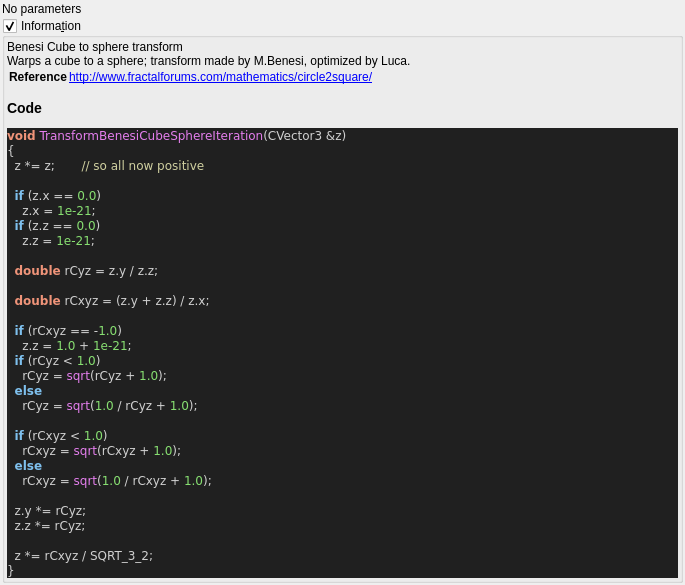
The window that mandelbulber2/qt_data/fractal_transf_benesi_cube_sphere.ui (buddhi1980/mandelbulber2) describes before a commit, drawn with Qt 5.
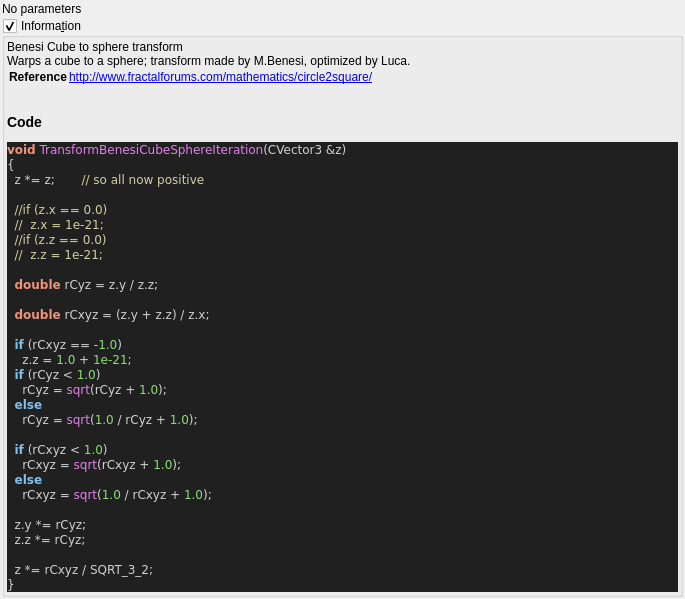
The same window after the commit. Custom widgets are drawn as their Qt base class.

Commit message:
stripped code highlight output to body tag
 the surrounding part (HTML Tag and comment) contained version specific parts.
 Now only the body tag will be written to the ui file,
 so the complete output of populateUiInformation.php should be reproducable.

 Also readded broken symlinks in deploy/share/mandelbulber2

Patch:
```diff
--- a/mandelbulber2/qt_data/fractal_transf_benesi_cube_sphere.ui
+++ b/mandelbulber2/qt_data/fractal_transf_benesi_cube_sphere.ui
@@ -70,24 +70,19 @@
        <widget class="QLabel" name="label_code_content">
         <property name="text">
          <string>&lt;p&gt;Benesi Cube to sphere transform&lt;br&gt;Warps a cube to a sphere; transform made by M.Benesi, optimized by Luca.&lt;/p&gt;&lt;table&gt;
-&lt;tr&gt;&lt;th&gt;Reference&lt;/th&gt;&lt;td&gt;&lt;a href=&quot;http://www.fractalforums.com/mathematics/circle2square/&quot;&gt;http://www.fractalforums.com/mathematics/circle2square/&lt;/a&gt;&lt;/td&gt;&lt;/tr&gt;
+&lt;tr&gt;&lt;th&gt;Reference&lt;/th&gt;&lt;td&gt;&lt;a href=&quot;http://www.fractalforums.com/mathematics/circle2square/&quot;&gt;http://www.fractalforums.com/mathematics/circle2square/&lt;br&gt;
+&lt;/td&gt;&lt;/tr&gt;
 &lt;/table&gt;
 &lt;h3&gt;Code&lt;/h3&gt;
-&lt;!DOCTYPE HTML PUBLIC &quot;-//W3C//DTD HTML 4.0 Transitional//EN&quot;&gt;
-&lt;html&gt;
-&lt;head&gt;
-&lt;meta http-equiv=&quot;content-type&quot; content=&quot;text/html; charset=ISO-8859-1&quot;&gt;
-&lt;title&gt;Source file&lt;/title&gt;
-&lt;/head&gt;
 &lt;body style=&quot;background-color:#202020&quot;&gt;
-&lt;pre style=&quot;color:#d0d0d0; background-color:#202020;  font-family:'Courier New';&quot;&gt;&lt;span style=&quot;color:#f09479; font-weight:bold&quot;&gt;void&lt;/span&gt; &lt;span style=&quot;color:#e47eed&quot;&gt;TransformBenesiCubeSphereIteration&lt;/span&gt;&lt;span style=&quot;color:#d0d0d0&quot;&gt;(&lt;/span&gt;CVector3 &lt;span style=&quot;color:#d0d0d0&quot;&gt;&amp;amp;&lt;/span&gt;z&lt;span style=&quot;color:#d0d0d0&quot;&gt;)&lt;/span&gt;
+&lt;pre style=&quot;color:#d0d0d0; background-color:#202020;  font-family:'Courier New',monospace;&quot;&gt;&lt;span style=&quot;color:#f09479; font-weight:bold&quot;&gt;void&lt;/span&gt; &lt;span style=&quot;color:#e47eed&quot;&gt;TransformBenesiCubeSphereIteration&lt;/span&gt;&lt;span style=&quot;color:#d0d0d0&quot;&gt;(&lt;/span&gt;CVector3 &lt;span style=&quot;color:#d0d0d0&quot;&gt;&amp;amp;&lt;/span&gt;z&lt;span style=&quot;color:#d0d0d0&quot;&gt;)&lt;/span&gt;
 &lt;span style=&quot;color:#d0d0d0&quot;&gt;{&lt;/span&gt;
   z &lt;span style=&quot;color:#d0d0d0&quot;&gt;*=&lt;/span&gt; z&lt;span style=&quot;color:#d0d0d0&quot;&gt;;&lt;/span&gt;       &lt;span style=&quot;color:#d0d0a0&quot;&gt;// so all now positive&lt;/span&gt;
 
-  &lt;span style=&quot;color:#7ec0ee; font-weight:bold&quot;&gt;if&lt;/span&gt; &lt;span style=&quot;color:#d0d0d0&quot;&gt;(&lt;/span&gt;z&lt;span style=&quot;color:#d0d0d0&quot;&gt;.&lt;/span&gt;x &lt;span style=&quot;color:#d0d0d0&quot;&gt;==&lt;/span&gt; &lt;span style=&quot;color:#87df71&quot;&gt;0.0&lt;/span&gt;&lt;span style=&quot;color:#d0d0d0&quot;&gt;)&lt;/span&gt;
-    z&lt;span style=&quot;color:#d0d0d0&quot;&gt;.&lt;/span&gt;x &lt;span style=&quot;color:#d0d0d0&quot;&gt;=&lt;/span&gt; &lt;span style=&quot;color:#87df71&quot;&gt;1e-21&lt;/span&gt;&lt;span style=&quot;color:#d0d0d0&quot;&gt;;&lt;/span&gt;
-  &lt;span style=&quot;color:#7ec0ee; font-weight:bold&quot;&gt;if&lt;/span&gt; &lt;span style=&quot;color:#d0d0d0&quot;&gt;(&lt;/span&gt;z&lt;span style=&quot;color:#d0d0d0&quot;&gt;.&lt;/span&gt;z &lt;span style=&quot;color:#d0d0d0&quot;&gt;==&lt;/span&gt; &lt;span style=&quot;color:#87df71&quot;&gt;0.0&lt;/span&gt;&lt;span style=&quot;color:#d0d0d0&quot;&gt;)&lt;/span&gt;
-    z&lt;span style=&quot;color:#d0d0d0&quot;&gt;.&lt;/span&gt;z &lt;span style=&quot;color:#d0d0d0&quot;&gt;=&lt;/span&gt; &lt;span style=&quot;color:#87df71&quot;&gt;1e-21&lt;/span&gt;&lt;span style=&quot;color:#d0d0d0&quot;&gt;;&lt;/span&gt;
+  &lt;span style=&quot;color:#d0d0a0&quot;&gt;//if (z.x == 0.0)&lt;/span&gt;
+  &lt;span style=&quot;color:#d0d0a0&quot;&gt;//  z.x = 1e-21;&lt;/span&gt;
+  &lt;span style=&quot;color:#d0d0a0&quot;&gt;//if (z.z == 0.0)&lt;/span&gt;
+  &lt;span style=&quot;color:#d0d0a0&quot;&gt;//  z.z = 1e-21;&lt;/span&gt;
 
   &lt;span style=&quot;color:#f09479; font-weight:bold&quot;&gt;double&lt;/span&gt; rCyz &lt;span style=&quot;color:#d0d0d0&quot;&gt;=&lt;/span&gt; z&lt;span style=&quot;color:#d0d0d0&quot;&gt;.&lt;/span&gt;y &lt;span style=&quot;color:#d0d0d0&quot;&gt;/&lt;/span&gt; z&lt;span style=&quot;color:#d0d0d0&quot;&gt;.&lt;/span&gt;z&lt;span style=&quot;color:#d0d0d0&quot;&gt;;&lt;/span&gt;
 
@@ -111,10 +106,7 @@
   z &lt;span style=&quot;color:#d0d0d0&quot;&gt;*=&lt;/span&gt; rCxyz &lt;span style=&quot;color:#d0d0d0&quot;&gt;/&lt;/span&gt; SQRT_3_2&lt;span style=&quot;color:#d0d0d0&quot;&gt;;&lt;/span&gt;
 &lt;span style=&quot;color:#d0d0d0&quot;&gt;}&lt;/span&gt;
 &lt;/pre&gt;
-&lt;/body&gt;
-&lt;/html&gt;
-&lt;!--HTML generated by highlight 3.9, http://www.andre-simon.de/--&gt;
-</string>
+&lt;/body&gt;</string>
         </property>
         <property name="wordWrap">
          <bool>true</bool>
```
The commit also changes 109 other files.
